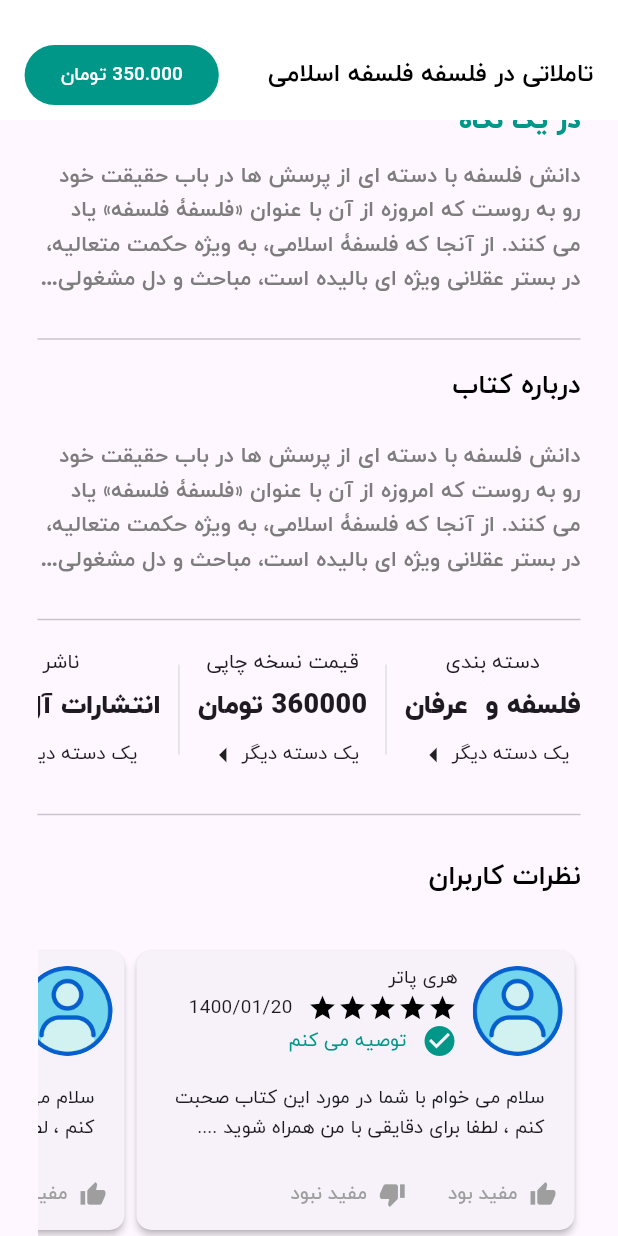
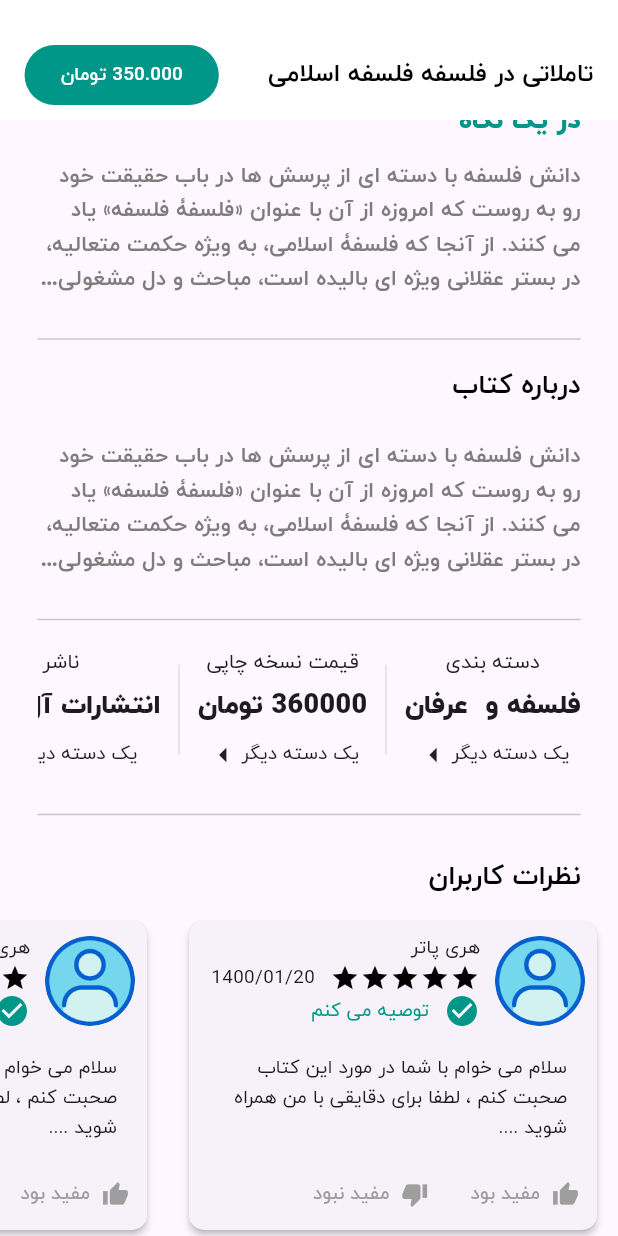
Before and after one commit to mahdi2284/alahmad_book, a Flutter app: the BookDetailScreen screen opened directly, scrolled down 567 dp, on a phone screen of 412 x 824 dp. Run offline on Flutter 3.47's test engine with Material 3 defaults, Android fonts, the light colour scheme and no system bars; drawn by our look-alikes of flutter_rating_bar; our stand-ins replace flutter_rating, webview_flutter; network calls fail.

Commit message:
comment 2

```diff
--- a/lib/views/book_details/book_detail_screen.dart
+++ b/lib/views/book_details/book_detail_screen.dart
@@ -399,12 +399,7 @@ class _BookDetailScreenState extends State<BookDetailScreen> {
                       ),
                     ),
                   ),
-                  Padding(
-                    padding: const EdgeInsets.symmetric(
-                      horizontal: 25,
-                      vertical: 20,
-                    ),
-                    child: SingleChildScrollView(
+                  SingleChildScrollView(
                     scrollDirection: Axis.horizontal,
                     child: Row(
                       children: [
@@ -413,7 +408,6 @@ class _BookDetailScreenState extends State<BookDetailScreen> {
                         SizedBox(width: 300, child: CommentCard()),
                         SizedBox(width: 300, child: CommentCard())
                       ],
-                      ),
                     ),
                   ),
                 ],
@@ -471,7 +465,9 @@ class CommentCard extends StatelessWidget {
 
   @override
   Widget build(BuildContext context) {
-    return Card(
+    return Padding(
+      padding: const EdgeInsets.only(left: 10,right: 10),
+      child: Card(
         shape: RoundedRectangleBorder(borderRadius: BorderRadius.circular(10)),
         elevation: 2,
         child: Column(
@@ -554,6 +550,7 @@ class CommentCard extends StatelessWidget {
             ),
           ],
         ),
+      ),
     );
   }
 }
```
Lines whose indentation alone changed are shown as unchanged.
